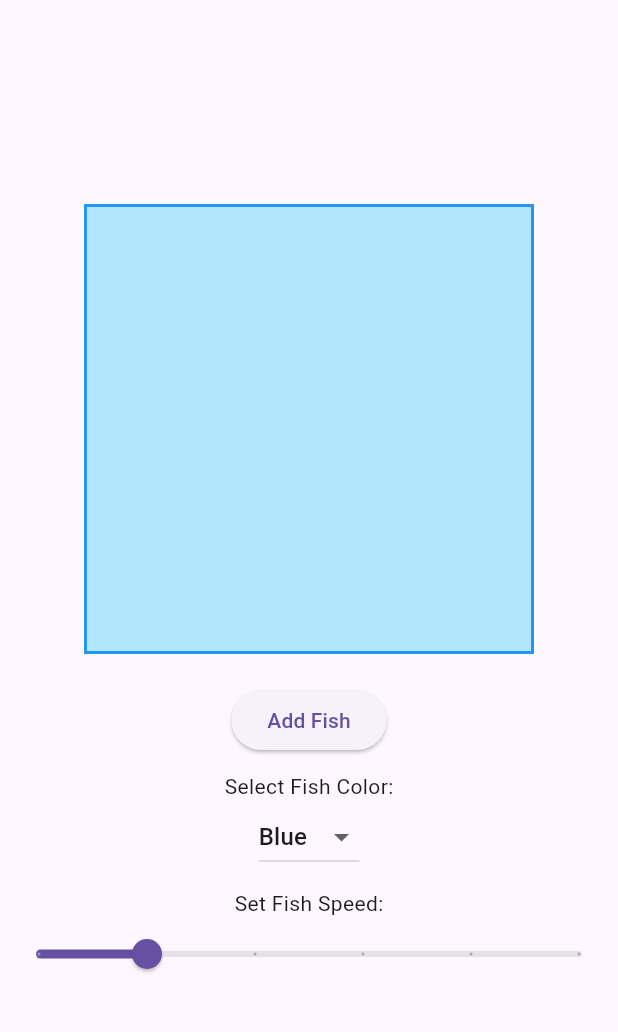
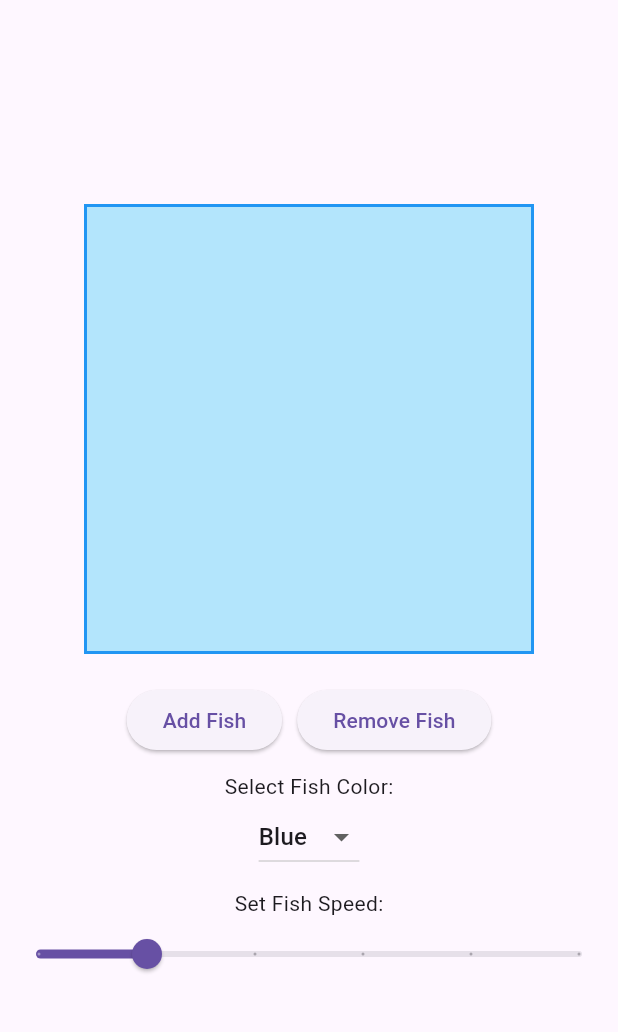
Before and after one commit to anguyen221/aquarium_app, a Flutter app: the screen it shows after launch, on a phone screen of 412 x 824 dp, the part 63-1095 px from its top. Run offline on Flutter 3.47's test engine with Material 3 defaults, Android fonts, the phone set to English and light mode, and no system bars.

Commit message:
Added remove fish button

```diff
--- a/lib/home_screen.dart
+++ b/lib/home_screen.dart
@@ -34,6 +34,14 @@ class _HomeScreenState extends State<HomeScreen> with SingleTickerProviderStateM
           dx: (random.nextDouble() - 0.5) * selectedSpeed * 2,
           dy: (random.nextDouble() - 0.5) * selectedSpeed * 2,
         ));
+      });
+    }
+  }
+
+  void _removeFish() {
+    if (fishList.isNotEmpty) {
+      setState(() {
+        fishList.removeLast();
       });
     }
   }
@@ -90,9 +98,19 @@ class _HomeScreenState extends State<HomeScreen> with SingleTickerProviderStateM
               ],
             ),
             SizedBox(height: 20),
-            ElevatedButton(
-              onPressed: _addFish,
-              child: Text("Add Fish"),
+            Row(
+              mainAxisAlignment: MainAxisAlignment.center,
+              children: [
+                ElevatedButton(
+                  onPressed: _addFish,
+                  child: Text("Add Fish"),
+                ),
+                SizedBox(width: 10),
+                ElevatedButton(
+                  onPressed: _removeFish,
+                  child: Text("Remove Fish"),
+                ),
+              ],
             ),
             SizedBox(height: 10),
             Text("Select Fish Color:"),
```
